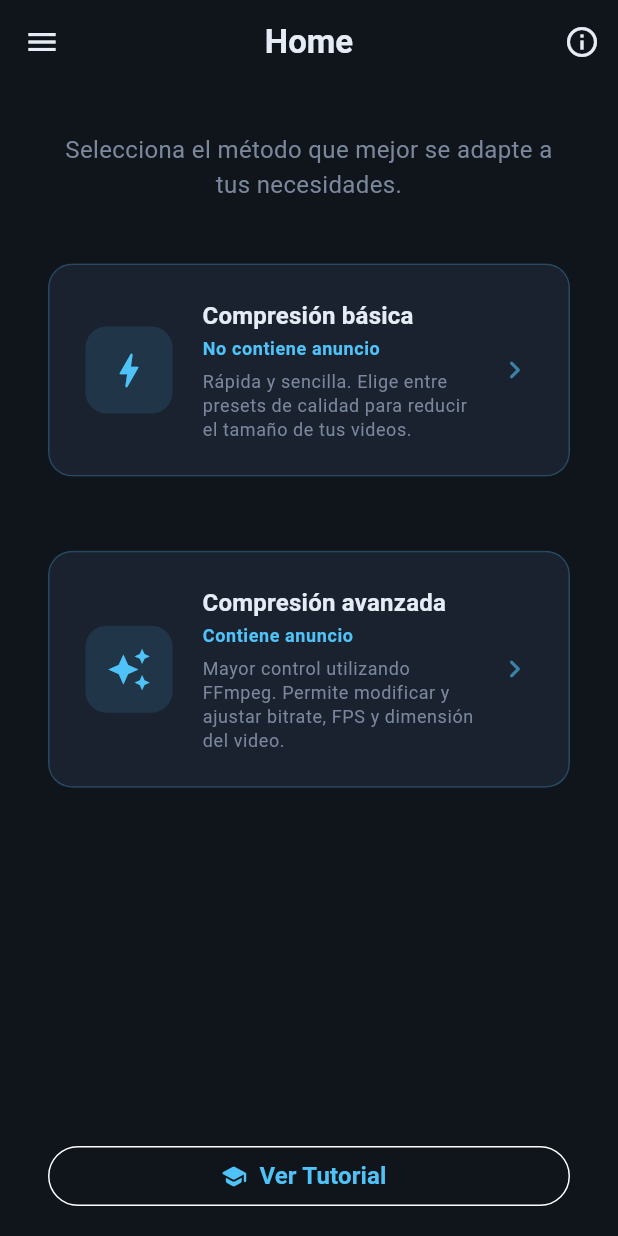
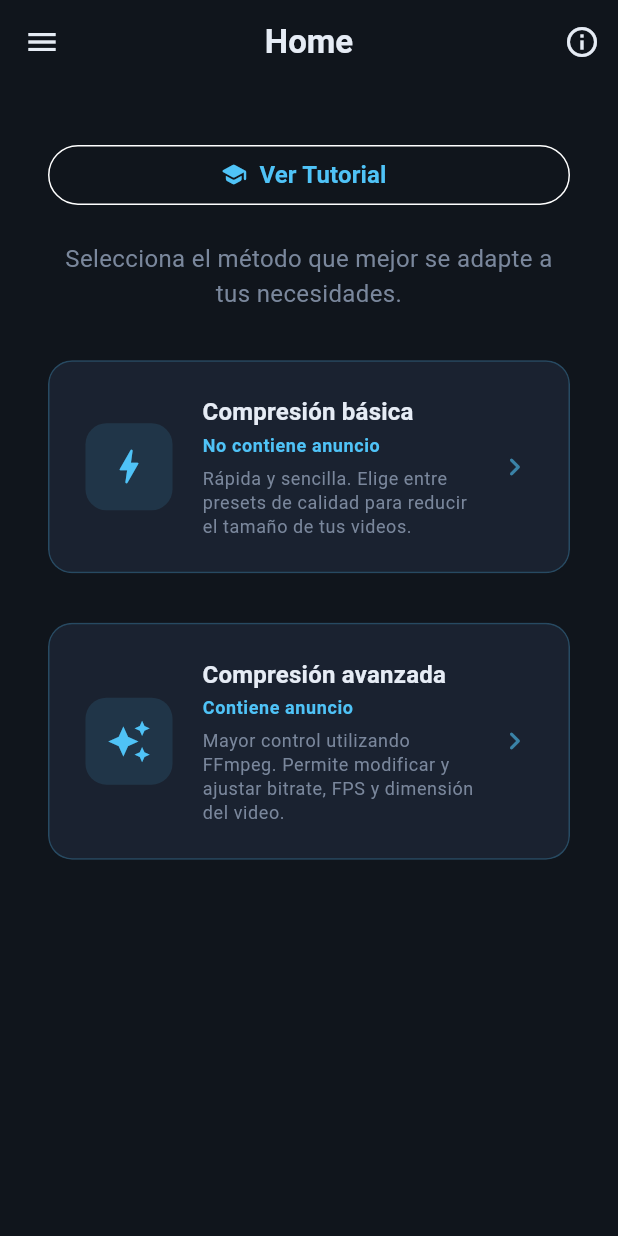
Before and after one commit to carlostic26/robot_compresor_video, a Flutter app: the HomeScreen screen opened by its route, on a phone screen of 412 x 824 dp. Run offline on Flutter 3.47's test engine with Material 3 defaults, Android fonts, the light colour scheme and no system bars; our stand-ins replace equatable, file_picker, flutter_bloc, flutter_dotenv, get_it, go_router and 3 more; missing offline and left inert: ffmpeg_kit_flutter_new, gal, video_compress.

Commit message:
refactor(ui): move tutorial button

```diff
--- a/lib/features/home/presentation/home_screen.dart
+++ b/lib/features/home/presentation/home_screen.dart
@@ -42,7 +42,17 @@ class HomeScreen extends StatelessWidget {
           child: Column(
             crossAxisAlignment: CrossAxisAlignment.center,
             children: [
-                SizedBox(height: ScreenSizeService.heightPercent(context, 2)),
+              SizedBox(height: ScreenSizeService.heightPercent(context, 2.5)),
+              SizedBox(
+                width: double.infinity,
+                child: OutlinedButton.icon(
+                  onPressed: () => context.push(AppRoutes.tutorial),
+                  icon: const Icon(Icons.school_rounded),
+                  label: const Text('Ver Tutorial'),
+                ),
+              ),
+
+              SizedBox(height: ScreenSizeService.heightPercent(context, 2.5)),
 
               Text(
                 'Selecciona el método que mejor se adapte a tus necesidades.',
@@ -50,7 +60,7 @@ class HomeScreen extends StatelessWidget {
                 textAlign: TextAlign.center,
               ),
 
-              SizedBox(height: ScreenSizeService.heightPercent(context, 5)),
+              SizedBox(height: ScreenSizeService.heightPercent(context, 4)),
 
               Expanded(
                 child: Column(
@@ -65,13 +75,15 @@ class HomeScreen extends StatelessWidget {
                       color: colorScheme.primary,
                       onTap: () => context.push(AppRoutes.basic),
                     ),
-                    SizedBox(height: ScreenSizeService.heightPercent(context, 6)),
+                    SizedBox(
+                      height: ScreenSizeService.heightPercent(context, 4),
+                    ),
                     _CompressionCard(
                       icon: Icons.auto_awesome,
                       title: 'Compresión avanzada',
                       subtitle: 'Contiene anuncio',
                       description:
-                        'Mayor control utilizando FFmpeg. Permite modificar y ajustar bitrate, FPS y dimensión del video.',
+                          'Mayor control utilizando FFmpeg. Permite modificar y ajustar bitrate, FPS y dimensión del video.',
                       color: colorScheme.primary,
                       onTap: () {
                         AdvancedModeDialog.show(
@@ -84,15 +96,6 @@ class HomeScreen extends StatelessWidget {
                           },
                         );
                       },
-                    ),
-                    const Spacer(),
-                    SizedBox(
-                      width: double.infinity,
-                      child: OutlinedButton.icon(
-                        onPressed: () => context.push(AppRoutes.tutorial),
-                        icon: const Icon(Icons.school_rounded),
-                        label: const Text('Ver Tutorial'),
-                      ),
                     ),
                   ],
                 ),
@@ -174,13 +177,18 @@ class _CompressionCard extends StatelessWidget {
                     const SizedBox(height: 6),
                     Text(
                       description,
-                      style: textTheme.bodySmall?.copyWith(color: AppColors.grey),
+                      style: textTheme.bodySmall?.copyWith(
+                        color: AppColors.grey,
+                      ),
                     ),
                   ],
                 ),
               ),
               const SizedBox(width: 8),
-              Icon(Icons.chevron_right_rounded, color: color.withValues(alpha: .6)),
+              Icon(
+                Icons.chevron_right_rounded,
+                color: color.withValues(alpha: .6),
+              ),
             ],
           ),
         ),
```
Also changed, not shown: lib/features/home/presentation/compressor_screen.dart (+0 -11 lines).
